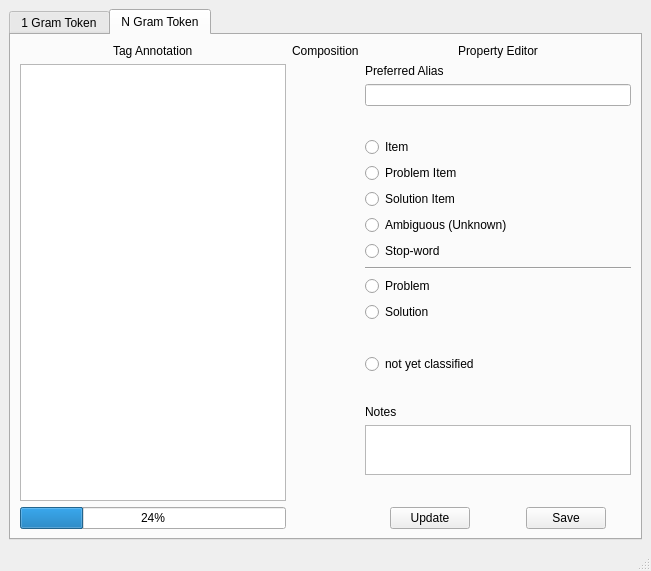
Above: app/taggingUI/taggingUI.ui from usnistgov/nestor-tmp2 before the change. Below: the same form after it.
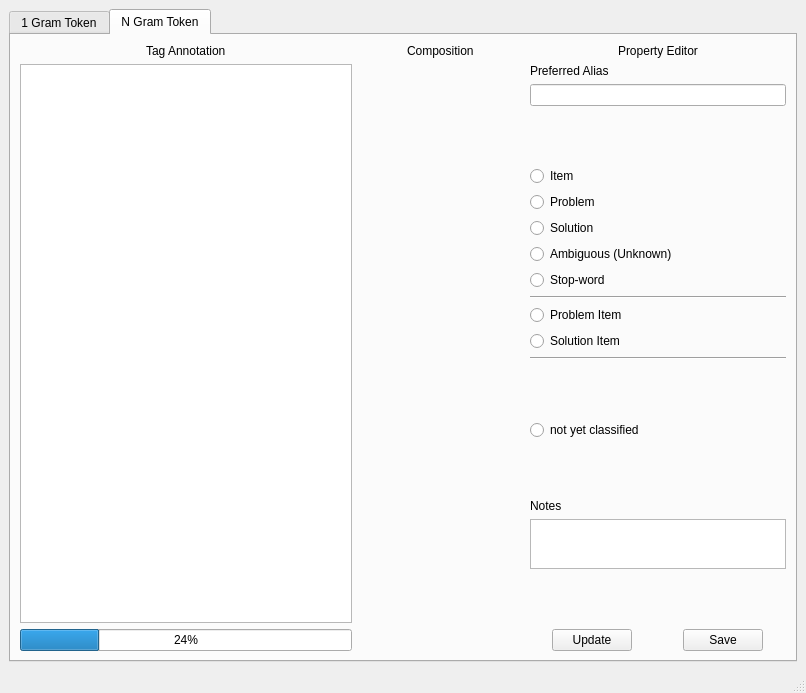
That is the form after the change.

Commit message: fixed ui order and scaling

Diff of the .ui file:
```diff
--- a/app/taggingUI/taggingUI.ui
+++ b/app/taggingUI/taggingUI.ui
@@ -6,8 +6,8 @@
    <rect>
     <x>0</x>
     <y>0</y>
-    <width>651</width>
-    <height>571</height>
+    <width>806</width>
+    <height>693</height>
    </rect>
   </property>
   <property name="windowTitle">
@@ -269,7 +269,7 @@
          </attribute>
          <layout class="QGridLayout" name="gridLayout_7">
           <item row="0" column="0">
-           <layout class="QGridLayout" name="gridLayout_Ngram_general">
+           <layout class="QGridLayout" name="gridLayout_Ngram_general" columnstretch="2,1,0">
             <item row="0" column="0" alignment="Qt::AlignHCenter">
              <widget class="QLabel" name="label_Ngram_TableTagDescription">
               <property name="text">
@@ -279,6 +279,12 @@
             </item>
             <item row="1" column="0">
              <widget class="QTableWidget" name="tableWidget_Ngram_TagContainer">
+              <property name="sizePolicy">
+               <sizepolicy hsizetype="Expanding" vsizetype="Expanding">
+                <horstretch>1</horstretch>
+                <verstretch>0</verstretch>
+               </sizepolicy>
+              </property>
               <property name="editTriggers">
                <set>QAbstractItemView::EditKeyPressed</set>
               </property>
@@ -310,7 +316,11 @@
              </widget>
             </item>
             <item row="1" column="1">
-             <layout class="QVBoxLayout" name="verticalLayout_Ngram_CompositionDisplay"/>
+             <layout class="QVBoxLayout" name="verticalLayout_Ngram_CompositionDisplay">
+              <property name="sizeConstraint">
+               <enum>QLayout::SetMaximumSize</enum>
+              </property>
+             </layout>
             </item>
             <item row="0" column="1" alignment="Qt::AlignHCenter">
              <widget class="QLabel" name="label_Ngram_CompositionDescription">
@@ -354,6 +364,53 @@
                 </attribute>
                </widget>
               </item>
+              <item>
+               <widget class="QRadioButton" name="radioButton_Ngram_ProblemEditor">
+                <property name="text">
+                 <string>Problem</string>
+                </property>
+                <attribute name="buttonGroup">
+                 <string notr="true">buttonGroup_NGram_Classification</string>
+                </attribute>
+               </widget>
+              </item>
+              <item>
+               <widget class="QRadioButton" name="radioButton_Ngram_SolutionEditor">
+                <property name="text">
+                 <string>Solution</string>
+                </property>
+                <attribute name="buttonGroup">
+                 <string notr="true">buttonGroup_NGram_Classification</string>
+                </attribute>
+               </widget>
+              </item>
+              <item>
+               <widget class="QRadioButton" name="radioButton_Ngram_UnknownEditor">
+                <property name="text">
+                 <string>Ambiguous (Unknown)</string>
+                </property>
+                <attribute name="buttonGroup">
+                 <string notr="true">buttonGroup_NGram_Classification</string>
+                </attribute>
+               </widget>
+              </item>
+              <item>
+               <widget class="QRadioButton" name="radioButton_Ngram_StopWordEditor">
+                <property name="text">
+                 <string>Stop-word</string>
+                </property>
+                <attribute name="buttonGroup">
+                 <string notr="true">buttonGroup_NGram_Classification</string>
+                </attribute>
+               </widget>
+              </item>
+              <item>
+               <widget class="Line" name="line">
+                <property name="orientation">
+                 <enum>Qt::Horizontal</enum>
+                </property>
+               </widget>
+              </item>
               <item>
                <widget class="QRadioButton" name="radioButton_Ngram_ProblemItemEditor">
                 <property name="text">
@@ -375,52 +432,12 @@
                </widget>
               </item>
               <item>
-               <widget class="QRadioButton" name="radioButton_Ngram_UnknownEditor">
-                <property name="text">
-                 <string>Ambiguous (Unknown)</string>
-                </property>
-                <attribute name="buttonGroup">
-                 <string notr="true">buttonGroup_NGram_Classification</string>
-                </attribute>
-               </widget>
-              </item>
-              <item>
-               <widget class="QRadioButton" name="radioButton_Ngram_StopWordEditor">
-                <property name="text">
-                 <string>Stop-word</string>
-                </property>
-                <attribute name="buttonGroup">
-                 <string notr="true">buttonGroup_NGram_Classification</string>
-                </attribute>
-               </widget>
-              </item>
-              <item>
-               <widget class="Line" name="line">
+               <widget class="Line" name="line_2">
                 <property name="orientation">
                  <enum>Qt::Horizontal</enum>
                 </property>
                </widget>
               </item>
-              <item>
-               <widget class="QRadioButton" name="radioButton_Ngram_ProblemEditor">
-                <property name="text">
-                 <string>Problem</string>
-                </property>
-                <attribute name="buttonGroup">
-                 <string notr="true">buttonGroup_NGram_Classification</string>
-                </attribute>
-               </widget>
-              </item>
-              <item>
-               <widget class="QRadioButton" name="radioButton_Ngram_SolutionEditor">
-                <property name="text">
-                 <string>Solution</string>
-                </property>
-                <attribute name="buttonGroup">
-                 <string notr="true">buttonGroup_NGram_Classification</string>
-                </attribute>
-               </widget>
-              </item>
               <item>
                <spacer name="verticalSpacer_6">
                 <property name="orientation">
```
Left out of the diff: 12 changed lines with no effect on the pictures. The commit also changes 2 other files.
